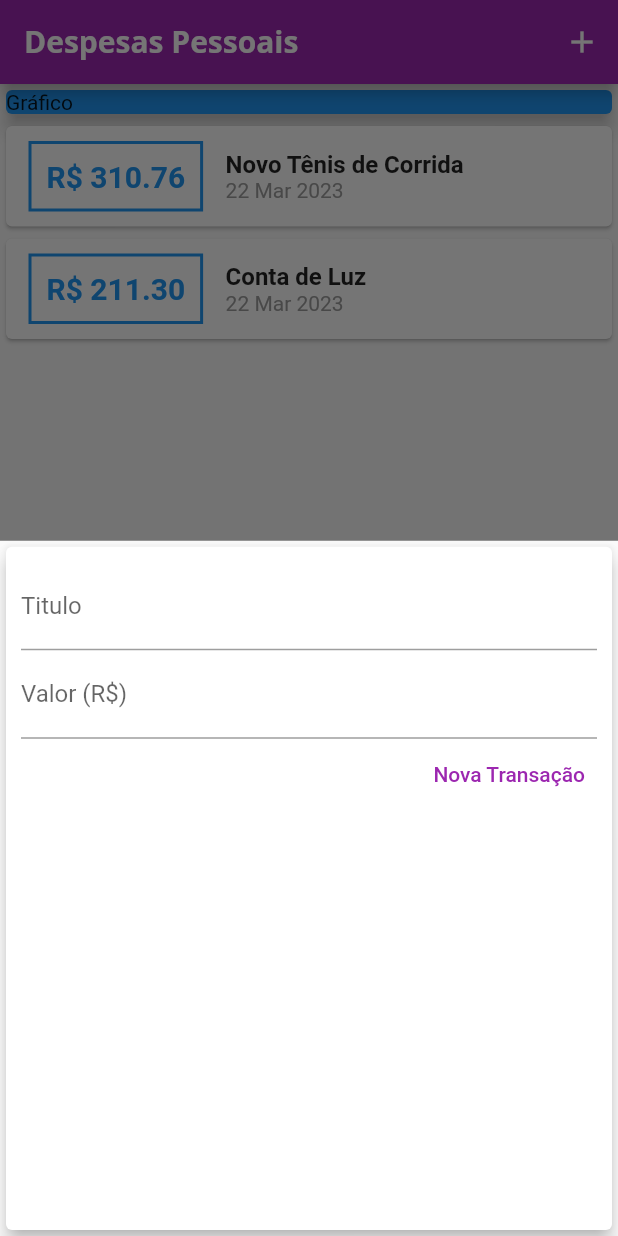
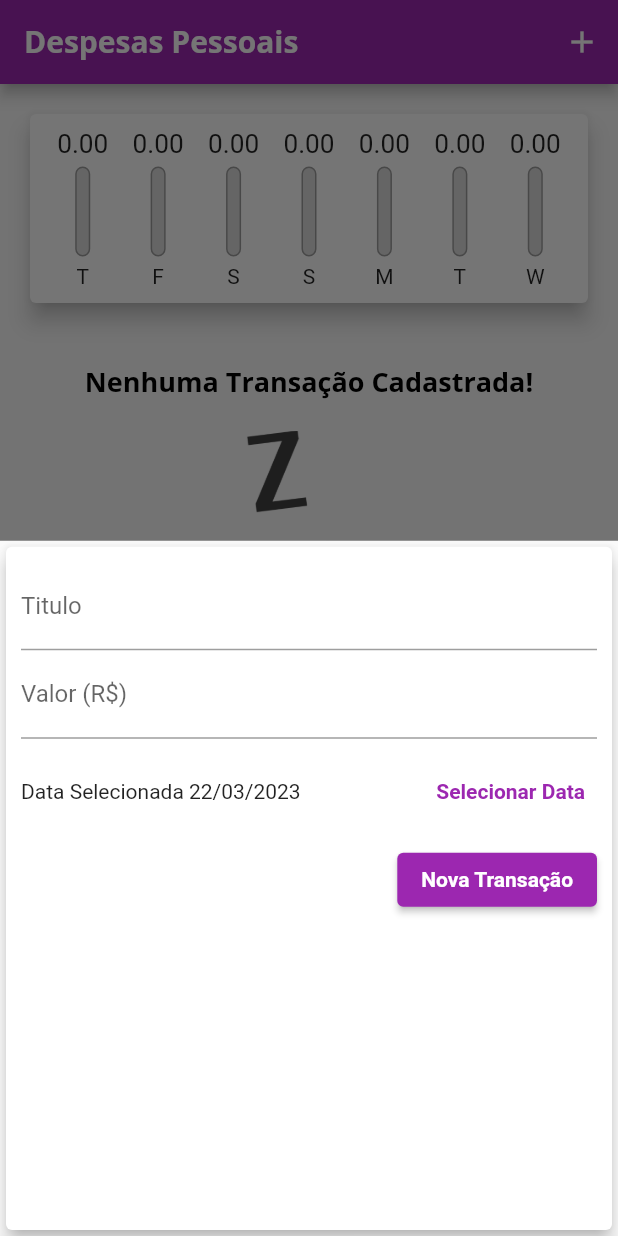
Before and after one commit to hylsonk/expenses-flutter, a Flutter app: the screen it shows after launch, after a tap on the "add" icon, on a phone screen of 412 x 824 dp. Run offline on Flutter 3.47's test engine with Material 2 defaults, Android fonts, the phone set to English and light mode, and no system bars.

Commit message:
fechando modulo

```diff
--- /dev/null
+++ b/lib/components/chart.dart
@@ -0,0 +1,67 @@
+import 'package:expenses/components/chart_bar.dart';
+import 'package:expenses/models/transaction.dart';
+import 'package:flutter/material.dart';
+import 'package:intl/intl.dart';
+
+class Chart extends StatelessWidget {
+  final List<Transaction> recentTransaction;
+
+  const Chart(this.recentTransaction);
+
+  List<Map<String, Object>> get groupedTransactions {
+    return List.generate(7, (index) {
+      final weekDay = DateTime.now().subtract(
+        Duration(days: index),
+      );
+
+      double totalSum = 0.0;
+
+      for (var i = 0; i < recentTransaction.length; i++) {
+        bool sameDay = recentTransaction[i].date.day == weekDay.day;
+        bool sameMonth = recentTransaction[i].date.month == weekDay.month;
+        bool sameYear = recentTransaction[i].date.year == weekDay.year;
+
+        if (sameDay && sameMonth && sameYear) {
+          totalSum += recentTransaction[i].value;
+        }
+      }
+
+      return {
+        'day': DateFormat.E().format(weekDay)[0],
+        'value': totalSum,
+      };
+    }).reversed.toList();
+  }
+
+  double get _weekTotalValue {
+    return groupedTransactions.fold(0.0, (sum, tr) {
+      return sum + (tr['value'] as double);
+    });
+  }
+
+  @override
+  Widget build(BuildContext context) {
+    return Card(
+      elevation: 6,
+      margin: const EdgeInsets.all(20),
+      child: Padding(
+        padding: const EdgeInsets.all(10),
+        child: Row(
+          mainAxisAlignment: MainAxisAlignment.spaceAround,
+          children: groupedTransactions.map((tr) {
+            return Flexible(
+              fit: FlexFit.tight,
+              child: ChartBar(
+                label: tr['day'] as String,
+                value: tr['value'] as double,
+                percentage: _weekTotalValue == 0
+                    ? 0
+                    : (tr['value'] as double) / _weekTotalValue,
+              ),
+            );
+          }).toList(),
+        ),
+      ),
+    );
+  }
+}
--- /dev/null
+++ b/lib/components/chart_bar.dart
@@ -0,0 +1,57 @@
+import 'package:flutter/material.dart';
+
+class ChartBar extends StatelessWidget {
+  final String? label;
+  final double? value;
+  final double? percentage;
+
+  const ChartBar({super.key, this.label, this.value, this.percentage});
+
+  @override
+  Widget build(BuildContext context) {
+    return Column(
+      children: [
+        SizedBox(
+          height: 20,
+          child: FittedBox(
+            child: Text(
+              value!.toStringAsFixed(2),
+            ),
+          ),
+        ),
+        SizedBox(
+          height: 5,
+        ),
+        SizedBox(
+          height: 60,
+          width: 10,
+          child: Stack(
+            alignment: Alignment.bottomCenter,
+            children: <Widget>[
+              Container(
+                decoration: BoxDecoration(
+                    border: Border.all(
+                      color: Colors.grey,
+                      width: 1.0,
+                    ),
+                    color: const Color.fromRGBO(220, 220, 220, 1),
+                    borderRadius: BorderRadius.circular(5)),
+              ),
+              FractionallySizedBox(
+                heightFactor: percentage,
+                child: Container(
+                  decoration: BoxDecoration(
+                    color: Theme.of(context).colorScheme.primary,
+                    borderRadius: BorderRadius.circular(5),
+                  ),
+                ),
+              ),
+            ],
+          ),
+        ),
+        const SizedBox(height: 5),
+        Text(label!),
+      ],
+    );
+  }
+}
--- a/lib/components/transaction_form.dart
+++ b/lib/components/transaction_form.dart
@@ -1,26 +1,46 @@
 import 'package:flutter/material.dart';
+import 'package:intl/intl.dart';
 
 class TransactionForm extends StatefulWidget {
-  final void Function(String, double) onSubmit;
+  final void Function(String, double, DateTime) onSubmit;
 
-  TransactionForm(this.onSubmit);
+  const TransactionForm(this.onSubmit, {super.key});
 
   @override
   State<TransactionForm> createState() => _TransactionFormState();
 }
 
 class _TransactionFormState extends State<TransactionForm> {
-  final titleController = TextEditingController();
+  final _titleController = TextEditingController();
 
-  final valueController = TextEditingController();
+  final _valueController = TextEditingController();
+
+  DateTime? _selectedDate = DateTime.now();
 
   void _submitForm() {
-    final title = titleController.text;
-    final value = double.tryParse(valueController.text) ?? 0.0;
+    final title = _titleController.text;
+    final value = double.tryParse(_valueController.text) ?? 0.0;
     if (title.isEmpty || value <= 0) {
       return;
     }
-    widget.onSubmit(title, value);
+    widget.onSubmit(title, value, _selectedDate!);
+  }
+
+  _showDatePicker() {
+    showDatePicker(
+      context: context,
+      initialDate: DateTime.now(),
+      firstDate: DateTime(2019),
+      lastDate: DateTime.now(),
+    ).then((pickedDate) {
+      if (pickedDate == null) {
+        return;
+      }
+
+      setState(() {
+        _selectedDate = pickedDate;
+      });
+    });
   }
 
   @override
@@ -34,14 +54,14 @@ class _TransactionFormState extends State<TransactionForm> {
             Column(
               children: [
                 TextField(
-                  controller: titleController,
+                  controller: _titleController,
                   onSubmitted: (_) => _submitForm(),
                   decoration: const InputDecoration(
                     labelText: 'Titulo',
                   ),
                 ),
                 TextField(
-                  controller: valueController,
+                  controller: _valueController,
                   keyboardType:
                       const TextInputType.numberWithOptions(decimal: true),
                   onSubmitted: (_) => _submitForm(),
@@ -49,16 +69,42 @@ class _TransactionFormState extends State<TransactionForm> {
                     labelText: 'Valor (R\$)',
                   ),
                 ),
+                SizedBox(
+                  height: 70,
+                  child: Row(
+                    mainAxisAlignment: MainAxisAlignment.end,
+                    children: [
+                      Expanded(
+                        child: Text(
+                          _selectedDate == null
+                              ? 'Nenhuma data selecionada'
+                              : 'Data Selecionada ${DateFormat('dd/MM/y').format(_selectedDate!)}',
+                        ),
+                      ),
+                      TextButton(
+                        onPressed: _showDatePicker,
+                        child: const Text(
+                          'Selecionar Data',
+                          style: TextStyle(
+                            fontWeight: FontWeight.bold,
+                          ),
+                        ),
+                      ),
+                    ],
+                  ),
+                ),
                 Row(
                   mainAxisAlignment: MainAxisAlignment.end,
-                  children: <Widget>[
-                    TextButton(
+                  children: [
+                    ElevatedButton(
                       onPressed: _submitForm,
-                      child: const Text(
+                      child: Text(
                         'Nova Transação',
-                        style: TextStyle(color: Colors.purple),
+                        style: TextStyle(
+                          color: Theme.of(context).textTheme.labelLarge?.color,
+                        ),
                       ),
-                    ),
+                    )
                   ],
                 )
               ],
--- a/lib/components/transaction_list.dart
+++ b/lib/components/transaction_list.dart
@@ -5,62 +5,78 @@ import '../models/transaction.dart';
 
 class TransactionList extends StatelessWidget {
   List<Transaction> transactions;
+  void Function(String) onRemove;
 
-  TransactionList(
-    this.transactions,
-  );
+  TransactionList(this.transactions, this.onRemove);
 
   @override
   Widget build(BuildContext context) {
     return SizedBox(
-      height: 600,
-      child: ListView.builder(
+      height: 430,
+      child: transactions.isEmpty
+          ? Column(
+              children: [
+                const SizedBox(
+                  height: 20,
+                ),
+                Text(
+                  'Nenhuma Transação Cadastrada!',
+                  style: Theme.of(context).textTheme.titleLarge,
+                ),
+                const SizedBox(
+                  height: 20,
+                ),
+                SizedBox(
+                  height: 200,
+                  child: Image.asset(
+                    'assets/images/waiting.png',
+                    fit: BoxFit.cover,
+                  ),
+                )
+              ],
+            )
+          : ListView.builder(
               itemCount: transactions.length,
               itemBuilder: (context, index) {
                 final tr = transactions[index];
                 return Card(
-            child: Row(
-              children: [
-                Container(
+                  elevation: 5,
                   margin: const EdgeInsets.symmetric(
-                    horizontal: 15,
-                    vertical: 10,
+                    vertical: 8,
+                    horizontal: 5,
                   ),
-                  decoration: BoxDecoration(
-                    border: Border.all(
-                      color: Theme.of(context).primaryColor,
-                      width: 2,
-                    ),
-                  ),
-                  padding: const EdgeInsets.all(10),
+                  child: ListTile(
+                    leading: CircleAvatar(
+                      backgroundColor: Colors.purple,
+                      radius: 30,
+                      child: Padding(
+                        padding: const EdgeInsets.all(6),
+                        child: FittedBox(
+                          child: FittedBox(
                             child: Text(
-                    'R\$ ${tr.value.toStringAsFixed(2)}',
-                    style: TextStyle(
-                      fontWeight: FontWeight.bold,
-                      fontSize: 20,
-                      color: Theme.of(context).primaryColor,
+                              'R\$${tr.value}',
+                              style: const TextStyle(
+                                color: Colors.white,
                               ),
                             ),
                           ),
-                Column(
-                  crossAxisAlignment: CrossAxisAlignment.start,
-                  children: [
-                    Text(
-                      tr.title,
-                      style: const TextStyle(
-                        fontSize: 16,
-                        fontWeight: FontWeight.bold,
                         ),
                       ),
-                    Text(
+                    ),
+                    title: Text(
+                      tr.title,
+                      style: Theme.of(context).textTheme.titleLarge,
+                    ),
+                    subtitle: Text(
                       DateFormat('d MMM y').format(tr.date),
-                      style: const TextStyle(
-                        color: Colors.grey,
                     ),
+                    trailing: IconButton(
+                      onPressed: () => onRemove(tr.id),
+                      icon: const Icon(
+                        Icons.delete,
                       ),
-                  ],
-                )
-              ],
+                      color: Theme.of(context).colorScheme.error,
+                    ),
                   ),
                 );
               },
--- a/lib/main.dart
+++ b/lib/main.dart
@@ -1,3 +1,4 @@
+import 'package:expenses/components/chart.dart';
 import 'package:expenses/components/transaction_form.dart';
 import 'package:expenses/models/transaction.dart';
 import 'package:flutter/material.dart';
@@ -27,7 +28,10 @@ class ExpensesApp extends StatelessWidget {
               fontWeight: FontWeight.bold,
               color: Colors.black,
             ),
-        ),
+            labelLarge: const TextStyle(
+              color: Colors.white,
+              fontWeight: FontWeight.bold,
+            )),
         appBarTheme: const AppBarTheme(
           titleTextStyle: TextStyle(
             fontFamily: 'OpenSans',
@@ -48,27 +52,22 @@ class MyHomePage extends StatefulWidget {
 }
 
 class _MyHomePageState extends State<MyHomePage> {
-  final _transactions = [
-    Transaction(
-      id: 't1',
-      title: 'Novo Tênis de Corrida',
-      value: 310.76,
-      date: DateTime.now(),
-    ),
-    Transaction(
-      id: 't2',
-      title: 'Conta de Luz',
-      value: 211.30,
-      date: DateTime.now(),
-    )
-  ];
+  final _transactions = <Transaction>[];
 
-  _addTransaction(String title, double value) {
+  List<Transaction> get _recentTransactions {
+    return _transactions.where((tr) {
+      return tr.date.isAfter(DateTime.now().subtract(
+        const Duration(days: 7),
+      ));
+    }).toList();
+  }
+
+  _addTransaction(String title, double value, DateTime date) {
     final newTrasaction = Transaction(
       id: Random().nextDouble().toString(),
       title: title,
       value: value,
-      date: DateTime.now(),
+      date: date,
     );
 
     setState(() {
@@ -76,6 +75,12 @@ class _MyHomePageState extends State<MyHomePage> {
     });
 
     Navigator.of(context).pop();
+  }
+
+  _removeTransaction(String id) {
+    setState(() {
+      _transactions.removeWhere((tr) => tr.id == id);
+    });
   }
 
   _openTrasactionFormModal(BuildContext context) {
@@ -103,15 +108,8 @@ class _MyHomePageState extends State<MyHomePage> {
         child: Column(
           crossAxisAlignment: CrossAxisAlignment.stretch,
           children: [
-            const SizedBox(
-              width: double.infinity,
-              child: Card(
-                color: Colors.blue,
-                elevation: 5,
-                child: Text('Gráfico'),
-              ),
-            ),
-            TransactionList(_transactions)
+            Chart(_recentTransactions),
+            TransactionList(_transactions, _removeTransaction)
           ],
         ),
       ),
--- a/pubspec.yaml
+++ b/pubspec.yaml
@@ -58,8 +58,8 @@ flutter:
   uses-material-design: true
 
   # To add assets to your application, add an assets section, like this:
-  # assets:
-  #   - images/a_dot_burr.jpeg
+  assets:
+    - assets/images/waiting.png
   #   - images/a_dot_ham.jpeg
 
   # An image asset can refer to one or more resolution-specific "variants", see
```
Also changed, not shown: assets/images/waiting.png (added). Lines whose indentation alone changed are shown as unchanged.
